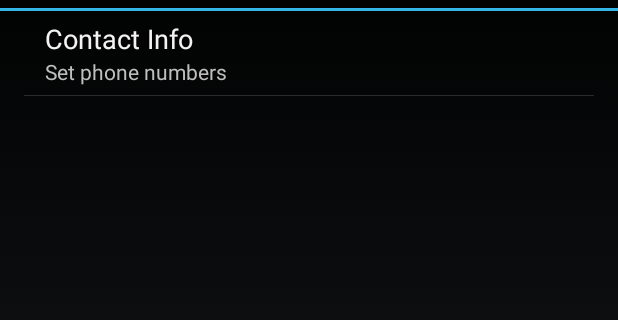
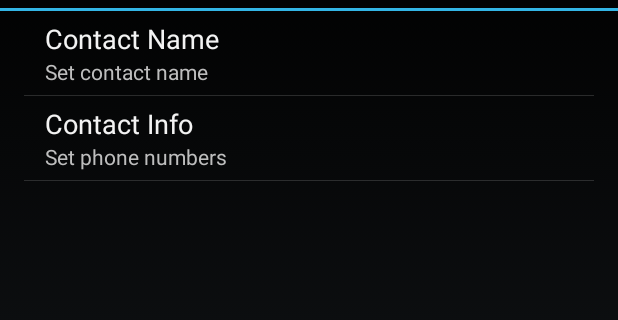
Before and after one commit to davidhmobley/ContactDavid3, an Android app: the screen it shows after launch (SettingsActivity), in the options menu, after a tap on "Settings", on a phone screen of 412 x 824 dp, the part 61-381 px from its top. Run offline under Robolectric (Android 15) with nearby library versions, the phone set to English and light mode, and no system bars.

Commit message:
customize text on buttons

```diff
--- a/app/src/main/java/com/mobley/contactdavid3/ContactDavid3App.java
+++ b/app/src/main/java/com/mobley/contactdavid3/ContactDavid3App.java
@@ -6,6 +6,7 @@ import android.preference.PreferenceManager;
 
 public class ContactDavid3App extends Application {
 
+    public static String PREF_NAME_KEY;
     public static String PREF_CELL_PHONE_KEY;
     public static String PREF_WORK_PHONE_KEY;
 
@@ -30,6 +31,13 @@ public class ContactDavid3App extends Application {
             editor.putString(PREF_WORK_PHONE_KEY, getString(R.string.default_work_phone));
             editor.commit();
         }
+
+        PREF_NAME_KEY = getResources().getString(R.string.pref_name_key);
+        if (!mAppPrefs.contains(PREF_NAME_KEY)) {
+            SharedPreferences.Editor editor = mAppPrefs.edit();
+            editor.putString(PREF_NAME_KEY, getString(R.string.default_name));
+            editor.commit();
+        }
     }
 
     public SharedPreferences getAppPrefs() {
--- a/app/src/main/java/com/mobley/contactdavid3/activities/MainActivity.java
+++ b/app/src/main/java/com/mobley/contactdavid3/activities/MainActivity.java
@@ -53,6 +53,15 @@ public class MainActivity extends AppCompatActivity implements View.OnClickListe
         mPhoneButton.setOnClickListener(this);
 
         verifyPermissions(this);
+    }
+
+    @Override
+    protected void onResume() {
+        super.onResume();
+
+        mTextButton.setText(String.format(getString(R.string.text_button_label), mApp.getAppPrefs().getString(ContactDavid3App.PREF_NAME_KEY, getString(R.string.default_name))));
+        mEmailButton.setText(String.format(getString(R.string.email_button_label), mApp.getAppPrefs().getString(ContactDavid3App.PREF_NAME_KEY, getString(R.string.default_name))));
+        mPhoneButton.setText(String.format(getString(R.string.phone_button_label), mApp.getAppPrefs().getString(ContactDavid3App.PREF_NAME_KEY, getString(R.string.default_name))));
     }
 
     @Override
--- a/app/src/main/java/com/mobley/contactdavid3/activities/SettingsActivity.java
+++ b/app/src/main/java/com/mobley/contactdavid3/activities/SettingsActivity.java
@@ -91,4 +91,21 @@ public class SettingsActivity extends PreferenceActivity {
 		}
 	}
 
+	/**
+	 * Name Preferences Fragment
+	 * @author mobleyd
+	 *
+	 */
+	public static class NamePreferences extends PreferenceFragment {
+		/** Logging tag */
+		protected static final String TAG = NamePreferences.class.getSimpleName();
+
+		@Override
+		public void onCreate(Bundle savedInstanceState) {
+			super.onCreate(savedInstanceState);
+
+			addPreferencesFromResource(R.xml.name_prefs);
+		}
+	}
+
 }
--- a/app/src/main/res/layout/content_main.xml
+++ b/app/src/main/res/layout/content_main.xml
@@ -22,6 +22,8 @@
             android:layout_height="wrap_content"
             android:layout_marginTop="50dp"
             android:background="@drawable/text_button_selector"
+            android:paddingLeft="10dp"
+            android:paddingRight="10dp"
             android:text="@string/text_button_label"
             android:textColor="@android:color/white" />
 
@@ -31,6 +33,8 @@
             android:layout_height="wrap_content"
             android:layout_marginTop="50dp"
             android:background="@drawable/text_button_selector"
+            android:paddingLeft="10dp"
+            android:paddingRight="10dp"
             android:text="@string/email_button_label"
             android:textColor="@android:color/white" />
 
@@ -40,6 +44,8 @@
             android:layout_height="wrap_content"
             android:layout_marginTop="50dp"
             android:background="@drawable/text_button_selector"
+            android:paddingLeft="10dp"
+            android:paddingRight="10dp"
             android:text="@string/phone_button_label"
             android:textColor="@android:color/white" />
 
--- a/app/src/main/res/menu/menu_main.xml
+++ b/app/src/main/res/menu/menu_main.xml
@@ -7,4 +7,9 @@
         android:orderInCategory="100"
         android:title="@string/action_settings"
         app:showAsAction="never" />
+    <item
+        android:id="@+id/action_exit"
+        android:orderInCategory="200"
+        android:title="@string/action_exit"
+        app:showAsAction="never" />
 </menu>
--- a/app/src/main/res/values/strings.xml
+++ b/app/src/main/res/values/strings.xml
@@ -7,13 +7,14 @@
     <string name="main_subtitle">Main</string>
     <string name="pref_subtitle">Preferences</string>
 
-    <string name="phone_button_label">Call</string>
-    <string name="text_button_label">Text</string>
-    <string name="email_button_label">Email</string>
+    <string name="phone_button_label">Call %1$s</string>
+    <string name="text_button_label">Text %1$s</string>
+    <string name="email_button_label">Email %1$s</string>
 
     <string name="action_settings">Settings</string>
     <string name="action_exit">Exit</string>
 
+    <string name="default_name">David</string>
     <string name="default_email">davidhmobley@gmail.com</string>
     <string name="default_cell_phone">7039731884</string>
     <string name="default_work_phone">9999999999</string>
@@ -30,4 +31,12 @@
     <string name="pref_work_phone_key">WorkPhone</string>
     <string name="pref_work_phone_title">Work Phone Number</string>
     <string name="pref_work_phone_summary">Phone number of work phone</string>
+
+    <string name="pref_category_name_title">Contact Name</string>
+    <string name="pref_category_name_summary">Set contact name</string>
+
+    <string name="pref_category_name">Contact Name</string>
+    <string name="pref_name_key">ContactName</string>
+    <string name="pref_name_title">Contact Name</string>
+    <string name="pref_name_summary">Name of contact</string>
 </resources>
--- /dev/null
+++ b/app/src/main/res/xml/name_prefs.xml
@@ -0,0 +1,11 @@
+<?xml version="1.0" encoding="utf-8"?>
+<PreferenceScreen xmlns:android="http://schemas.android.com/apk/res/android" >
+
+    <PreferenceCategory android:title="@string/pref_category_name" >
+        <EditTextPreference
+            android:key="@string/pref_name_key"
+            android:title="@string/pref_name_title"
+            android:summary="@string/pref_name_summary" />
+    </PreferenceCategory>
+
+</PreferenceScreen>
--- a/app/src/main/res/xml/prefs.xml
+++ b/app/src/main/res/xml/prefs.xml
@@ -1,5 +1,10 @@
 <?xml version="1.0" encoding="utf-8"?>
 <preference-headers xmlns:android="http://schemas.android.com/apk/res/android" >
+
+    <header
+        android:fragment="com.mobley.contactdavid3.activities.SettingsActivity$NamePreferences"
+        android:title="@string/pref_category_name_title"
+        android:summary="@string/pref_category_name_summary" />
 
     <header
         android:fragment="com.mobley.contactdavid3.activities.SettingsActivity$PhonePreferences"
```
